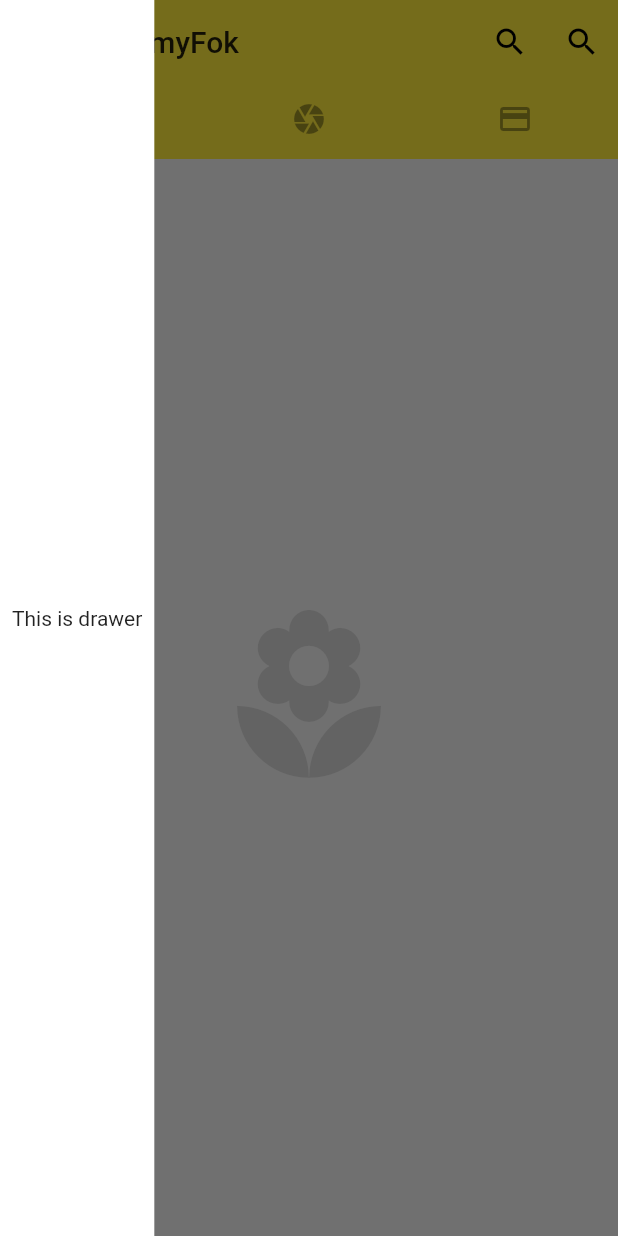
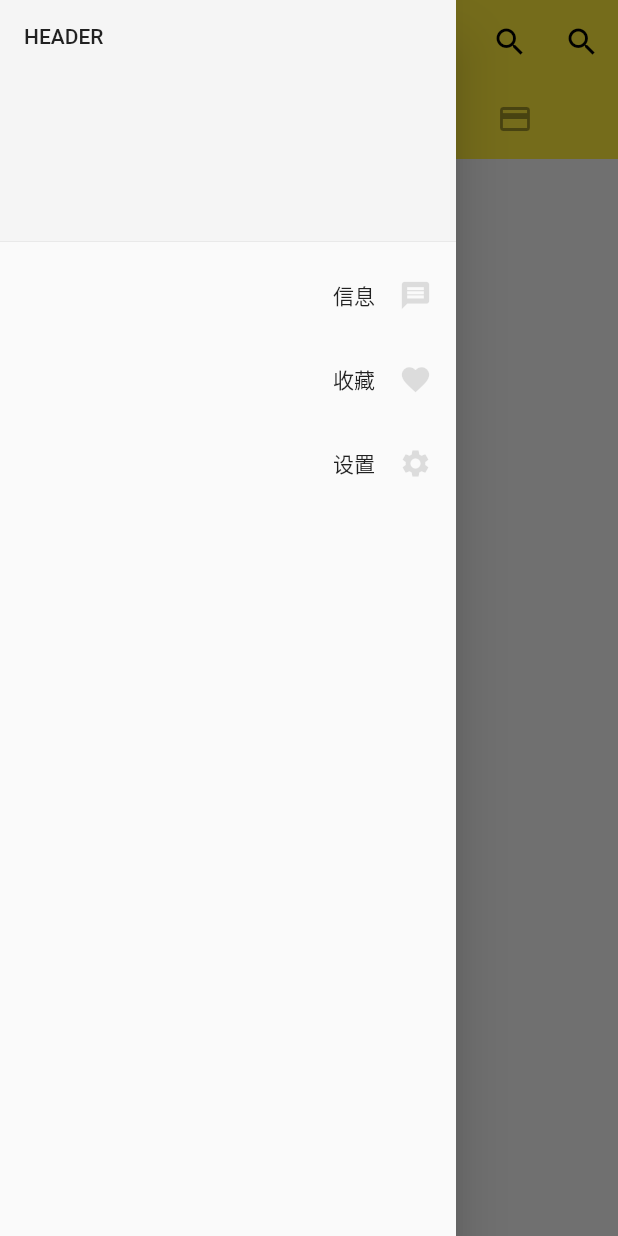
Before and after one commit to JimmyFok/flutter-first-app, a Flutter app: the screen it shows after launch, with the side drawer open, on a phone screen of 412 x 824 dp. Run offline on Flutter 3.47's test engine with Material 2 defaults, Android fonts, the phone set to English and light mode, and no system bars.

Commit message:
实现抽屉打开关闭

```diff
--- a/lib/main.dart
+++ b/lib/main.dart
@@ -31,11 +31,14 @@ class Home extends StatelessWidget {
         backgroundColor: Colors.grey[100],
         appBar: AppBar(
           // 左边，用IconButton来弄
-          leading: IconButton(
-            icon: Icon(Icons.menu),
-            tooltip: 'Navigation',
-            onPressed: () => debugPrint('导航按钮被点击。'),
-          ),
+          // leading: IconButton(
+          //   icon: Icon(Icons.menu),
+          //   tooltip: 'Navigation',
+          //   onPressed: () => debugPrint('导航按钮被点击。'),
+          // ),
+
+          // 这里因为是手动加的，所以没有自动加入抽屉的那个图标的效果，所以把它注销就有了
+
           // 中间标题
           title: Text('jimmyFok'),
           // 右边actions
@@ -71,16 +74,35 @@ class Home extends StatelessWidget {
             Icon(Icons.credit_card, size: 128.0, color: Colors.black12),
           ],
         ),
-        drawer: Container(
-          color: Colors.white,
-          padding: EdgeInsets.all(8.0),  // Edge是边缘的意思
-          child: Column(
-            mainAxisAlignment: MainAxisAlignment.center,
+        drawer: Drawer(
+          child: ListView(
+            padding: EdgeInsets.zero,
             children: <Widget>[
-              Text('This is drawer')
+              // 抽屉头部
+              DrawerHeader(
+                child: Text('header'.toUpperCase()),
+                decoration: BoxDecoration(  // 盒子装饰
+                  color: Colors.grey[100],  //
+                ),
+              ),
+              ListTile(
+                title: Text('信息',textAlign: TextAlign.right,),
+                trailing: Icon(Icons.message, color:Colors.black12, size:22.0),  // 这里是致右的部分，左边用leading
+                onTap: () => Navigator.pop(context), // 这里是点击返回到context层，来达到关闭抽屉效果
+              ),
+              ListTile(
+                title: Text('收藏',textAlign: TextAlign.right,),
+                trailing: Icon(Icons.favorite, color:Colors.black12, size:22.0),  // 这里是致右的部分
+                onTap: () => Navigator.pop(context),
+              ),
+              ListTile(
+                title: Text('设置',textAlign: TextAlign.right,),
+                trailing: Icon(Icons.settings, color:Colors.black12, size:22.0),  // 这里是致右的部分
+                onTap: () => Navigator.pop(context),
+              ),
             ],
-          )
-        ),  // 左抽屉
+          ),
+        ),
         endDrawer: Text('这是右边抽屉'),  // 右抽屉
       )
     );
```
